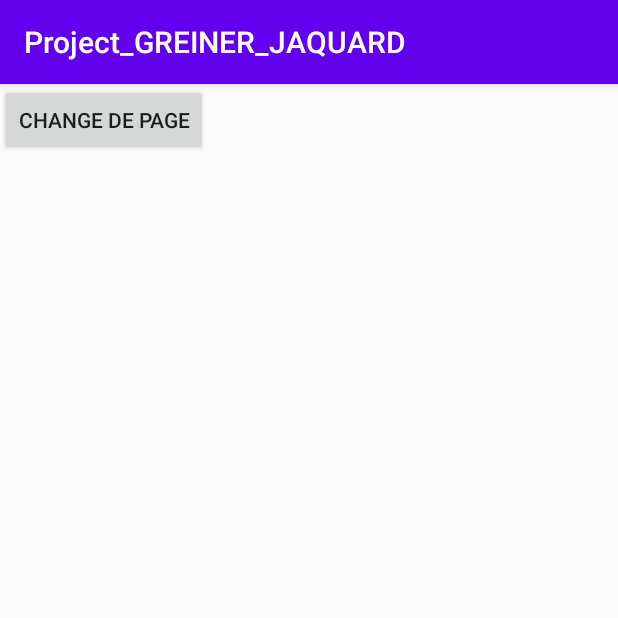
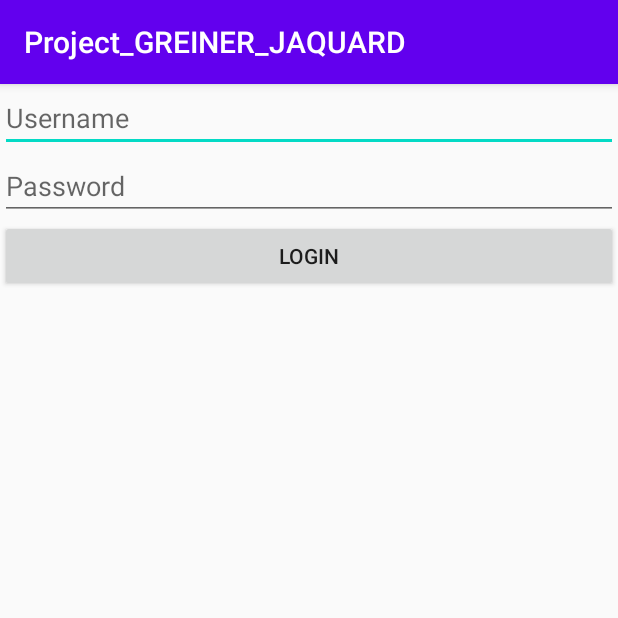
Before and after one commit to MaxJaq/Project_GREINER_JAQUARD, an Android app: the screen it shows after launch (MainActivity), on a phone screen of 412 x 824 dp, the top half of it. Run offline under Robolectric (Android 15) with nearby library versions, the phone set to English and light mode, and no system bars.

Commit message:
Youtube + Login

```diff
--- a/app/src/main/java/com/esilv/project_greiner_jaquard/MainActivity.java
+++ b/app/src/main/java/com/esilv/project_greiner_jaquard/MainActivity.java
@@ -6,15 +6,17 @@ import android.content.Intent;
 import android.os.Bundle;
 import android.view.View;
 import android.widget.Button;
+import android.widget.EditText;
 
 public class MainActivity extends AppCompatActivity {
-    private Button main_button;
+    private Button loginButton;
+    private EditText usernameText,passwordText;
     @Override
     protected void onCreate(Bundle savedInstanceState) {
         super.onCreate(savedInstanceState);
         setContentView(R.layout.activity_main);
-        main_button = (Button) findViewById(R.id.main_button);
-        main_button.setOnClickListener(new View.OnClickListener() {
+        loginButton = (Button) findViewById(R.id.loginButton);
+        loginButton.setOnClickListener(new View.OnClickListener() {
             @Override
             public void onClick(View v) {
                 Intent youtubeActivity = new Intent(MainActivity.this, YoutubeActivity.class);
--- a/app/src/main/res/layout/activity_main.xml
+++ b/app/src/main/res/layout/activity_main.xml
@@ -1,15 +1,30 @@
 <?xml version="1.0" encoding="utf-8"?>
-<androidx.constraintlayout.widget.ConstraintLayout xmlns:android="http://schemas.android.com/apk/res/android"
+<LinearLayout xmlns:android="http://schemas.android.com/apk/res/android"
     xmlns:app="http://schemas.android.com/apk/res-auto"
     xmlns:tools="http://schemas.android.com/tools"
     android:layout_width="match_parent"
     android:layout_height="match_parent"
+    android:orientation="vertical"
     tools:context=".MainActivity">
 
+
+    <EditText
+        android:id="@+id/usernameText"
+        android:layout_width="match_parent"
+        android:layout_height="wrap_content"
+        android:hint="Username" />
+    <EditText
+        android:id="@+id/passwordText"
+        android:layout_width="match_parent"
+        android:layout_height="wrap_content"
+        android:inputType="textPassword"
+        android:gravity="top"
+        android:hint="Password" />
     <Button
-        android:layout_width="wrap_content"
+        android:id="@+id/loginButton"
+        android:layout_width="match_parent"
         android:layout_height="wrap_content"
-        android:text="Change de page"
-        android:id="@+id/main_button"></Button>
+        android:gravity="center"
+        android:text="LOGIN" />
 
-</androidx.constraintlayout.widget.ConstraintLayout>
+</LinearLayout>
```
